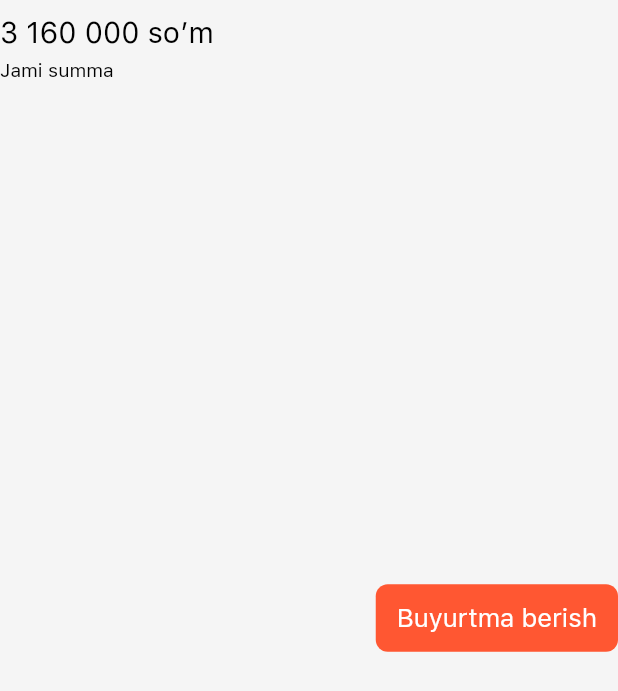
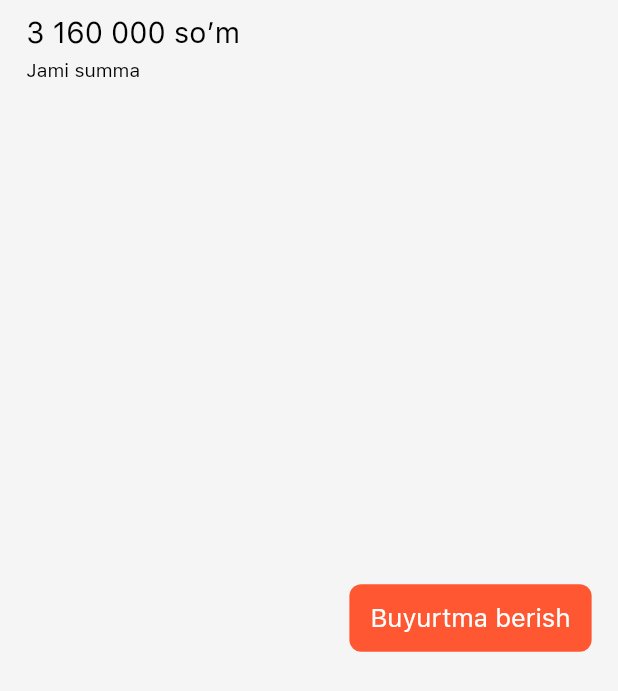
Before and after one commit to AsadbekAbdumajidov/aion_brend, a Flutter app: the ButtonForOrder widget shown alone on an empty page, opened directly, on a phone screen of 412 x 824 dp. Shown: the top 691 px of the screen. Run offline on Flutter 3.47's test engine with Material 2 defaults, Android fonts, the phone set to English and light mode, and no system bars; our stand-ins replace animate_do, cached_network_image, carousel_slider, country_code_picker, equatable, flutter_bloc and 5 more; missing offline and left inert: connectivity_plus_web, cubit_form, cupertino_tabbar, image_picker_for_web, smart_auth; network calls fail.

Commit message:
cart pages some changes added

```diff
--- a/lib/src/views/tabs/cart/widgets/bottom_button_widget.dart
+++ b/lib/src/views/tabs/cart/widgets/bottom_button_widget.dart
@@ -1,5 +1,7 @@
 import 'package:aion/core/constants/app_button_style.dart';
+import 'package:aion/core/constants/app_colors.dart';
 import 'package:aion/core/constants/app_style.dart';
+import 'package:aion/core/extension/for_context.dart';
 import 'package:aion/core/router/app_routes.dart';
 import 'package:aion/core/utils/size_konfig.dart';
 import 'package:flutter/material.dart';
@@ -9,8 +11,11 @@ class ButtonForOrder extends StatelessWidget {
 
   @override
   Widget build(BuildContext context) {
-    return Padding(
-      padding: EdgeInsets.symmetric(vertical: he(10)),
+    return Container(
+      color: AppColors.instance.backGround,
+      width: context.w,
+      child: Padding(
+        padding: EdgeInsets.symmetric(vertical: he(10),horizontal: wi(16)),
         child: Row(
           mainAxisAlignment: MainAxisAlignment.spaceBetween,
           children: [
@@ -25,6 +30,7 @@ class ButtonForOrder extends StatelessWidget {
               ],
             ),
             ElevatedButton(
+
                 style: AppButtonStyle
                     .instance.buttonStyleBorder8ColorPrimaryHe42Wi147,
                 onPressed: () {
@@ -37,6 +43,7 @@ class ButtonForOrder extends StatelessWidget {
                 ))
           ],
         ),
+      ),
     );
   }
 }
```
Also changed, not shown: lib/src/views/order_description/order_desciption_page.dart (+23 -23 lines), lib/src/views/tabs/cart/cart_page.dart (+14 -11 lines), lib/src/views/tabs/profile_active/profile_page.dart (+7 -7 lines), 1 other file. Lines whose indentation alone changed are shown as unchanged.
